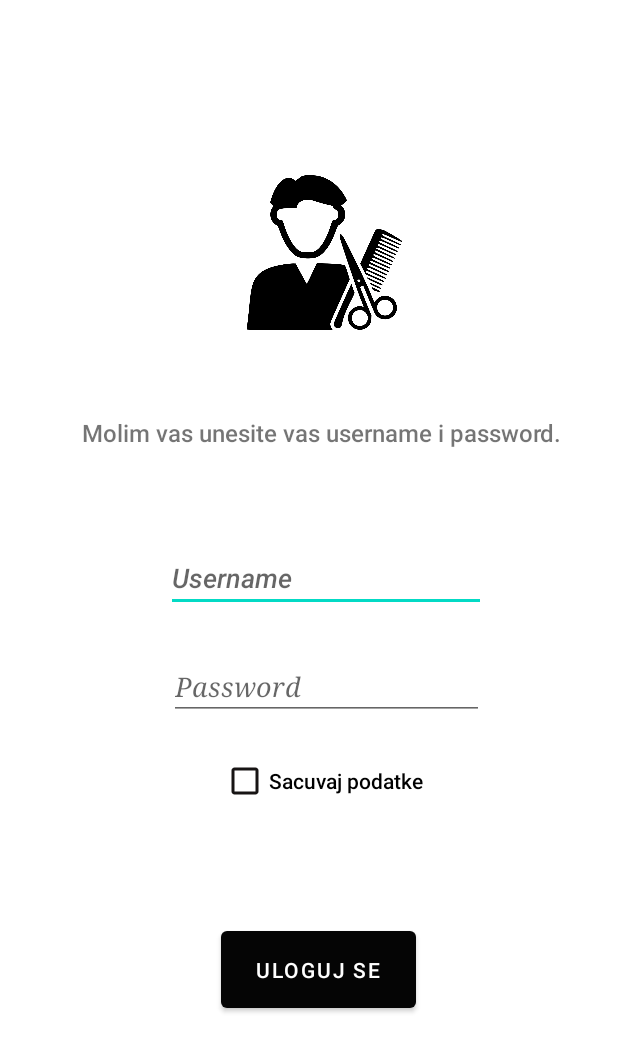
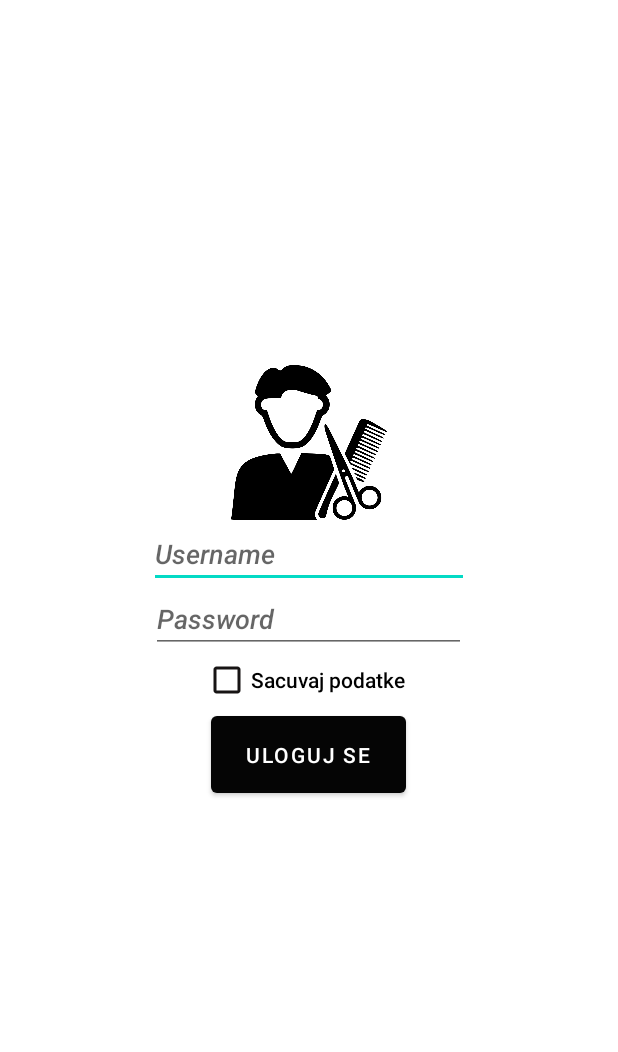
Before and after one commit to benib3/frizerApp, an Android app: the LoginActivity screen opened directly, with no data from a screen before it, on a phone screen of 412 x 824 dp. Shown: the top 1052 px of the screen. Run offline under Robolectric (Android 15) with nearby library versions, the phone set to English and light mode, and no system bars.

Commit message:
Update V1.1.2

```diff
--- a/app/src/main/java/com/example/frizer/LoginActivity.java
+++ b/app/src/main/java/com/example/frizer/LoginActivity.java
@@ -43,4 +43,5 @@ public class LoginActivity extends AppCompatActivity {
     }
 
 
+
 }
--- a/app/src/main/res/layout/activity_login.xml
+++ b/app/src/main/res/layout/activity_login.xml
@@ -6,23 +6,29 @@
     android:layout_width="match_parent"
 
     android:layout_height="match_parent"
+    android:padding="50dp"
     tools:context=".LoginActivity">
+
+    <LinearLayout
+        android:id="@+id/linearLogin"
+        android:layout_width="305dp"
+        android:layout_height="293dp"
+        android:dividerPadding="15dp"
+        android:gravity="center_horizontal"
+        android:orientation="vertical"
+        app:layout_constraintBottom_toBottomOf="parent"
+        app:layout_constraintEnd_toEndOf="parent"
+        app:layout_constraintStart_toStartOf="parent"
+        app:layout_constraintTop_toTopOf="parent"
+        app:layout_constraintVertical_bias="0.449">
 
         <ImageView
             android:id="@+id/imageView"
-        android:layout_width="138dp"
+            android:layout_width="match_parent"
             android:layout_height="103dp"
             android:background="#00FFFFFF"
             android:baselineAlignBottom="false"
             android:contentDescription="@string/slikaadmin"
-        app:layout_constraintBottom_toBottomOf="parent"
-        app:layout_constraintEnd_toEndOf="parent"
-        app:layout_constraintHorizontal_bias="0.538"
-        app:layout_constraintLeft_toLeftOf="parent"
-        app:layout_constraintRight_toRightOf="parent"
-        app:layout_constraintStart_toStartOf="parent"
-        app:layout_constraintTop_toTopOf="parent"
-        app:layout_constraintVertical_bias="0.162"
             app:srcCompat="@drawable/frizer_icon" />
 
         <EditText
@@ -35,16 +41,8 @@
             android:hint="@string/username"
             android:inputType="textPersonName"
             android:textColorHighlight="#03A9F4"
-        android:textColorLink="#0C0B0B"
-        android:textStyle="italic"
-        app:layout_constraintBottom_toBottomOf="parent"
-        app:layout_constraintEnd_toEndOf="parent"
-        app:layout_constraintHorizontal_bias="0.557"
-        app:layout_constraintLeft_toLeftOf="parent"
-        app:layout_constraintRight_toRightOf="parent"
-        app:layout_constraintStart_toStartOf="parent"
-        app:layout_constraintTop_toTopOf="parent"
-        app:layout_constraintVertical_bias="0.466" />
+            android:textColorLink="#000000"
+            android:textStyle="italic" />
 
         <EditText
             android:id="@+id/password"
@@ -52,36 +50,12 @@
             android:layout_height="43dp"
             android:autofillHints=""
             android:ems="10"
-        android:fontFamily="serif"
+            android:fontFamily="sans-serif-medium"
             android:hint="@string/password"
             android:inputType="textPassword"
             android:textColorHighlight="#03A9F4"
             android:textColorLink="#000000"
-        android:textStyle="italic"
-        app:layout_constraintBottom_toBottomOf="parent"
-        app:layout_constraintEnd_toEndOf="parent"
-        app:layout_constraintHorizontal_bias="0.557"
-        app:layout_constraintLeft_toLeftOf="parent"
-        app:layout_constraintRight_toRightOf="parent"
-        app:layout_constraintStart_toStartOf="parent"
-        app:layout_constraintTop_toTopOf="parent"
-        app:layout_constraintVertical_bias="0.559" />
-
-    <Button
-        android:id="@+id/UlogujButton"
-        android:layout_width="130dp"
-        android:layout_height="63dp"
-        android:fontFamily="sans-serif-medium"
-        android:text="@string/uloguj_se"
-        app:backgroundTint="#050505"
-        app:layout_constraintBottom_toBottomOf="parent"
-        app:layout_constraintEnd_toEndOf="parent"
-        app:layout_constraintHorizontal_bias="0.523"
-        app:layout_constraintLeft_toLeftOf="parent"
-        app:layout_constraintRight_toRightOf="parent"
-        app:layout_constraintStart_toStartOf="parent"
-        app:layout_constraintTop_toTopOf="parent"
-        app:layout_constraintVertical_bias="0.808" />
+            android:textStyle="italic" />
 
         <CheckBox
             android:id="@+id/checkBox"
@@ -90,27 +64,15 @@
             android:checked="false"
             android:fontFamily="sans-serif-medium"
             android:text="@string/sacuvaj_podatke"
-        app:buttonTint="#171414"
-        app:layout_constraintBottom_toBottomOf="parent"
-        app:layout_constraintEnd_toEndOf="parent"
-        app:layout_constraintHorizontal_bias="0.544"
-        app:layout_constraintStart_toStartOf="parent"
-        app:layout_constraintTop_toTopOf="parent"
-        app:layout_constraintVertical_bias="0.638" />
+            app:buttonTint="#171414" />
 
-    <TextView
-        android:id="@+id/textView2"
-        android:layout_width="wrap_content"
-        android:layout_height="wrap_content"
-        android:autoText="true"
+        <Button
+            android:id="@+id/UlogujButton"
+            android:layout_width="130dp"
+            android:layout_height="63dp"
             android:fontFamily="sans-serif-medium"
-        android:text="Molim vas unesite vas username i password."
-        android:textSize="16sp"
-        app:layout_constraintBottom_toBottomOf="parent"
-        app:layout_constraintEnd_toEndOf="parent"
-        app:layout_constraintHorizontal_bias="0.593"
-        app:layout_constraintStart_toStartOf="parent"
-        app:layout_constraintTop_toTopOf="parent"
-        app:layout_constraintVertical_bias="0.346" />
+            android:text="@string/uloguj_se"
+            app:backgroundTint="#050505" />
+    </LinearLayout>
 
 </androidx.constraintlayout.widget.ConstraintLayout>
```
Lines whose indentation alone changed are shown as unchanged.
